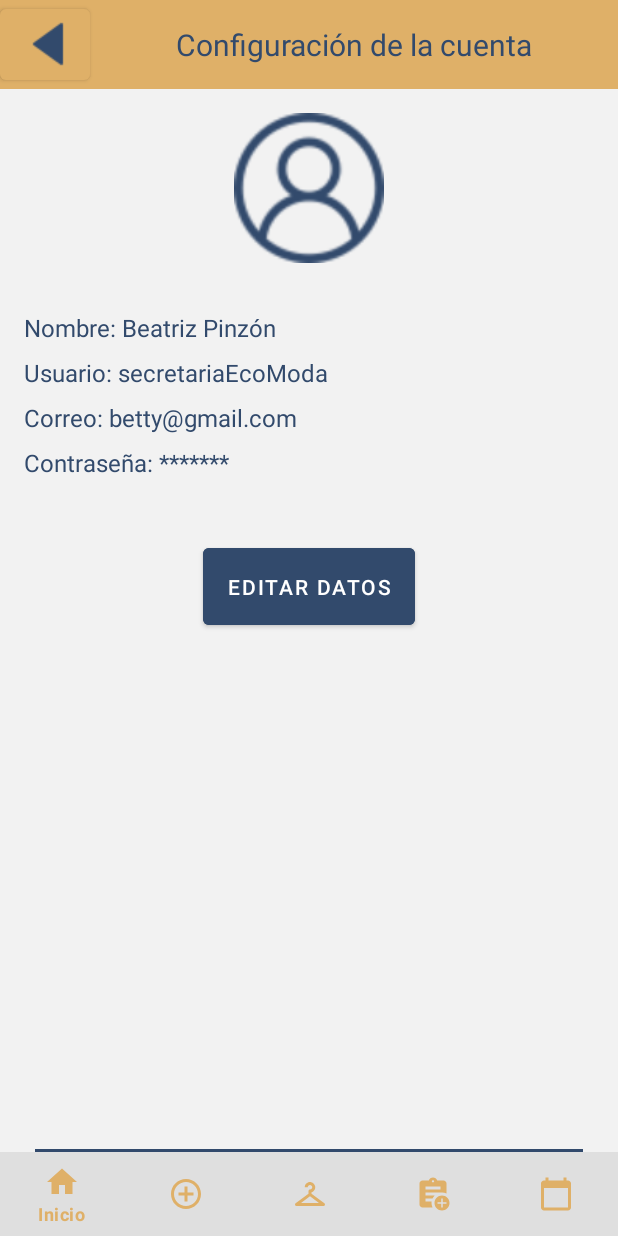
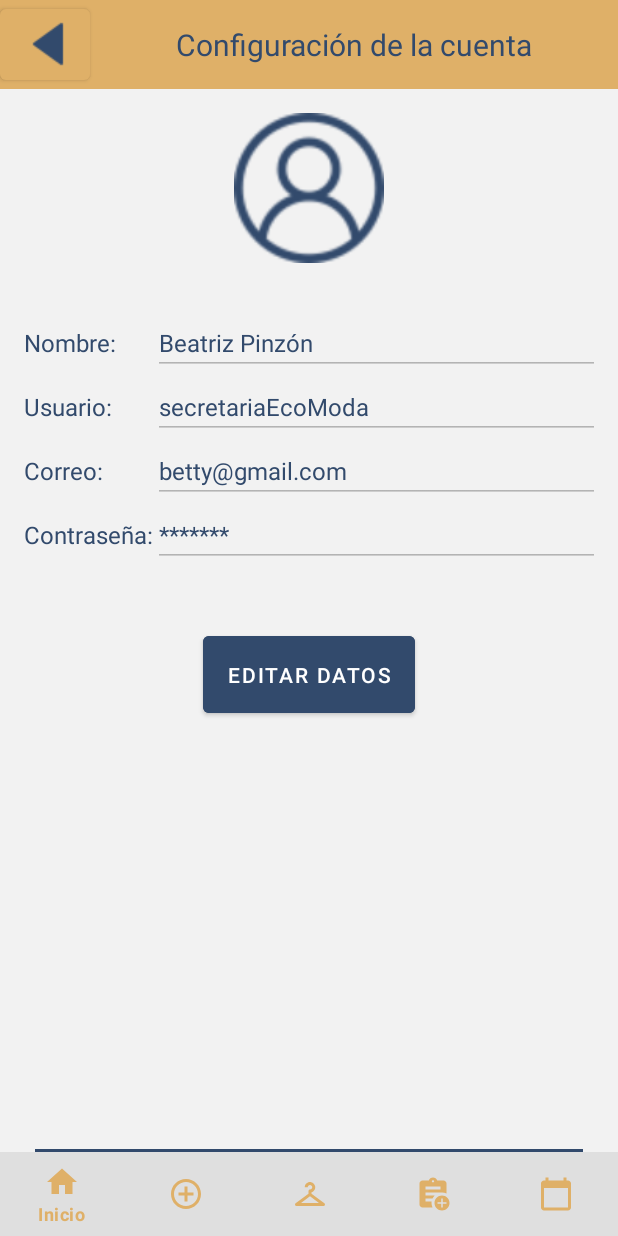
Before and after one commit to Morales241/ProyectoFinalAppsMoviles, an Android app: the screen it shows after launch (MainActivity), after a tap on an icon or button, on a phone screen of 412 x 824 dp. Run offline under Robolectric (Android 15) with nearby library versions, the phone set to English and light mode, and no system bars; our stand-ins replace navigation-ui; 13 statements that could not run were skipped.

Commit message:
Config del usuario mejoras
Co-Authored-By: Josue <159501367+josuegomez-245612@users.noreply.github.com>

```diff
--- a/ClosetVitual/app/src/main/java/morales/jesus/closetvitual/ui/UC/UserConfig.kt
+++ b/ClosetVitual/app/src/main/java/morales/jesus/closetvitual/ui/UC/UserConfig.kt
@@ -21,36 +21,58 @@ import morales.jesus.closetvitual.ui.Ropero.RoperoViewModel
 class UserConfig : Fragment() {
 
     private lateinit var userConfigViewModel: UserConfigViewModel
-
-    override fun onCreate(savedInstanceState: Bundle?) {
-        super.onCreate(savedInstanceState)
-
-        // TODO: Use the ViewModel
-    }
+    private lateinit var etName: EditText
+    private lateinit var etUsername: EditText
+    private lateinit var etEmail: EditText
+    private lateinit var etPassword: EditText
+    private lateinit var btnEditProfile: Button
+    private var isEditable = false
 
     override fun onCreateView(
-        inflater: LayoutInflater,
-        container: ViewGroup?,
-        savedInstanceState: Bundle?
+        inflater: LayoutInflater, container: ViewGroup?, savedInstanceState: Bundle?
     ): View {
         userConfigViewModel = ViewModelProvider(this).get(UserConfigViewModel::class.java)
+        val root = inflater.inflate(R.layout.fragment_user_config, container, false)
 
-        val root =
-            inflater.inflate(R.layout.fragment_user_config, container, false)
+        // Mock usuario
+        val usuarioMock = Usuario(R.drawable.user, "Beatriz Pinzón", "betty@gmail.com", "secretariaEcoModa", "*******")
 
-        userConfigViewModel.text.observe(viewLifecycleOwner, Observer {
-        })
+        // Referencias
+        etName = root.findViewById(R.id.etName)
+        etUsername = root.findViewById(R.id.etUsername)
+        etEmail = root.findViewById(R.id.etEmail)
+        etPassword = root.findViewById(R.id.etPassword)
+        btnEditProfile = root.findViewById(R.id.btnEditProfile)
+        val btnRegresar: Button = root.findViewById(R.id.btnRegresarHome)
 
-        val navController = findNavController()
+        // Setear datos en los EditText
+        etName.setText(usuarioMock.nombre)
+        etUsername.setText(usuarioMock.useraName)
+        etEmail.setText(usuarioMock.email)
+        etPassword.setText(usuarioMock.pass)
 
-        var btnRegresar:Button = root.findViewById(R.id.btnRegresarHome)
+        // Deshabilitar los campos al inicio
+        setEditable(false)
 
+        // Acción del botón Editar
+        btnEditProfile.setOnClickListener {
+            isEditable = !isEditable
+            setEditable(isEditable)
+            btnEditProfile.text = if (isEditable) "Guardar" else "Editar datos"
+        }
 
+        // Botón de regreso a Home
         btnRegresar.setOnClickListener {
-
-            navController.navigate(R.id.navigation_home)
+            findNavController().navigate(R.id.navigation_home)
         }
 
         return root
     }
+
+    private fun setEditable(enabled: Boolean) {
+        etName.isEnabled = enabled
+        etUsername.isEnabled = enabled
+        etEmail.isEnabled = enabled
+        etPassword.isEnabled = enabled
+    }
 }
--- a/ClosetVitual/app/src/main/res/layout/fragment_user_config.xml
+++ b/ClosetVitual/app/src/main/res/layout/fragment_user_config.xml
@@ -2,11 +2,10 @@
 <LinearLayout xmlns:android="http://schemas.android.com/apk/res/android"
     xmlns:app="http://schemas.android.com/apk/res-auto"
     xmlns:tools="http://schemas.android.com/tools"
-    android:id="@+id/main"
     android:layout_width="match_parent"
     android:layout_height="match_parent"
     android:orientation="vertical"
-    tools:context=".ui.UC.UserConfig"
+    tools:context=".ui.UC.UserConfigFragment"
     android:background="@color/grisMasClaro">
 
     <LinearLayout
@@ -22,25 +21,18 @@
             android:layout_height="match_parent"
             android:importantForAccessibility="no"
             app:icon="@drawable/leftarrow"
-            app:iconTint="#324A6C"
-            />
+            app:iconTint="#324A6C" />
 
         <TextView
             android:id="@+id/tvTitle"
             android:layout_width="match_parent"
             android:layout_height="wrap_content"
-            android:background="@color/mostaza"
             android:gravity="center"
             android:padding="16dp"
             android:text="Configuración de la cuenta"
             android:textColor="@color/azulOscuro"
-            android:textSize="20sp"
-            app:layout_constraintEnd_toEndOf="parent"
-            app:layout_constraintStart_toStartOf="parent"
-            app:layout_constraintTop_toTopOf="parent" />
-
+            android:textSize="20sp" />
     </LinearLayout>
-
 
     <ImageView
         android:id="@+id/ivProfilePic"
@@ -49,55 +41,73 @@
         android:src="@drawable/user"
         android:scaleType="centerCrop"
         android:layout_marginTop="16dp"
-        app:layout_constraintTop_toBottomOf="@id/layoutTitulo"
         android:layout_gravity="center"/>
 
-    <LinearLayout
-        android:id="@+id/llUserInfo"
+    <GridLayout
+        android:id="@+id/gridUserInfo"
         android:layout_width="match_parent"
         android:layout_height="wrap_content"
-        android:orientation="vertical"
-        android:layout_marginTop="16dp"
+        android:columnCount="2"
+        android:rowCount="4"
         android:padding="16dp"
-        app:layout_constraintTop_toBottomOf="@id/ivProfilePic"
-        app:layout_constraintStart_toStartOf="parent"
-        app:layout_constraintEnd_toEndOf="parent">
+        android:layout_marginTop="16dp">
 
         <TextView
-            android:id="@+id/tvName"
-            android:layout_width="wrap_content"
-            android:layout_height="wrap_content"
-            android:text="Nombre: Beatriz Pinzón"
+            android:text="Nombre:"
             android:textSize="16sp"
             android:textColor="@color/azulOscuro" />
 
-        <TextView
-            android:id="@+id/tvUsername"
-            android:layout_width="wrap_content"
+        <EditText
+            android:id="@+id/etName"
+            android:layout_width="match_parent"
             android:layout_height="wrap_content"
-            android:text="Usuario: secretariaEcoModa"
+            android:text="Beatriz Pinzón"
             android:textSize="16sp"
             android:textColor="@color/azulOscuro"
-            android:layout_marginTop="8dp" />
+            android:enabled="false" />
 
         <TextView
-            android:id="@+id/tvEmail"
-            android:layout_width="wrap_content"
+            android:text="Usuario:"
+            android:textSize="16sp"
+            android:textColor="@color/azulOscuro" />
+
+        <EditText
+            android:id="@+id/etUsername"
+            android:layout_width="match_parent"
             android:layout_height="wrap_content"
-            android:text="Correo: betty@gmail.com"
+            android:text="secretariaEcoModa"
             android:textSize="16sp"
             android:textColor="@color/azulOscuro"
-            android:layout_marginTop="8dp" />
+            android:enabled="false" />
 
         <TextView
-            android:id="@+id/tvPassword"
-            android:layout_width="wrap_content"
+            android:text="Correo:"
+            android:textSize="16sp"
+            android:textColor="@color/azulOscuro" />
+
+        <EditText
+            android:id="@+id/etEmail"
+            android:layout_width="match_parent"
             android:layout_height="wrap_content"
-            android:text="Contraseña: *******"
+            android:text="betty@gmail.com"
             android:textSize="16sp"
             android:textColor="@color/azulOscuro"
-            android:layout_marginTop="8dp" />
-    </LinearLayout>
+            android:enabled="false" />
+
+        <TextView
+            android:text="Contraseña:"
+            android:textSize="16sp"
+            android:textColor="@color/azulOscuro" />
+
+        <EditText
+            android:id="@+id/etPassword"
+            android:layout_width="match_parent"
+            android:layout_height="wrap_content"
+            android:text="*******"
+            android:textSize="16sp"
+            android:textColor="@color/azulOscuro"
+            android:enabled="false" />
+    </GridLayout>
 
     <Button
         android:id="@+id/btnEditProfile"
@@ -108,9 +118,5 @@
         android:backgroundTint="@color/azulOscuro"
         android:padding="16dp"
         android:layout_marginTop="24dp"
-        app:layout_constraintTop_toBottomOf="@id/llUserInfo"
         android:layout_gravity="center"/>
-
-
-
 </LinearLayout>
```
Also changed, not shown: ClosetVitual/app/src/main/java/morales/jesus/closetvitual/CalendarioVisuall/calendario_visuall.kt (+81 -12 lines).
